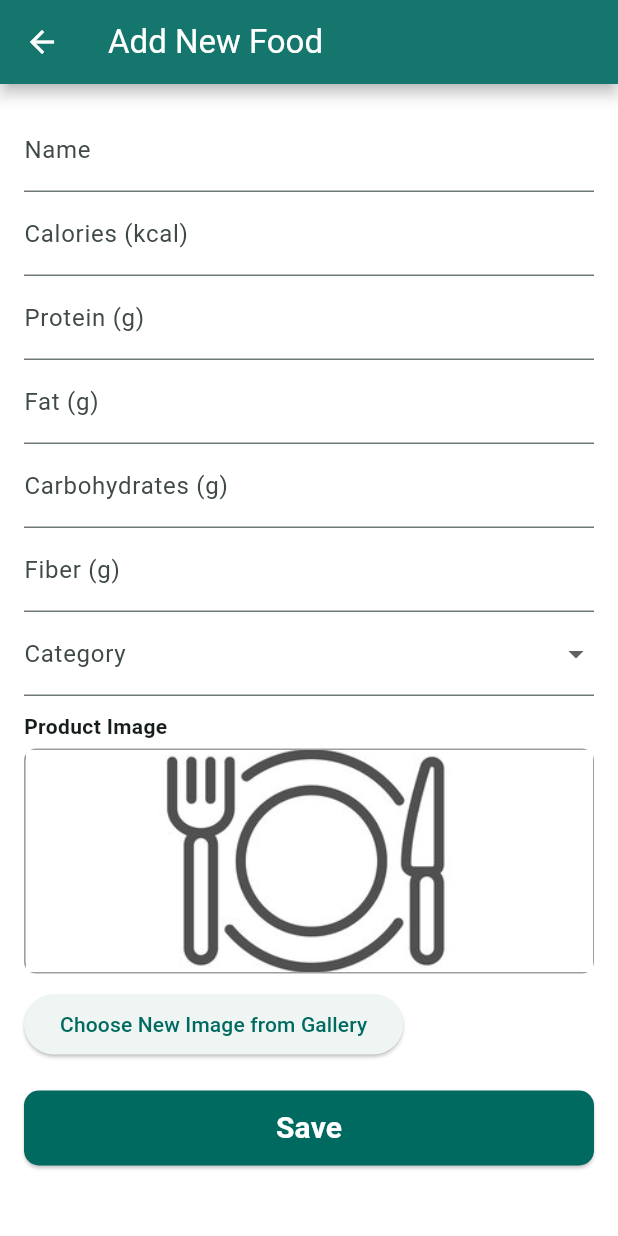
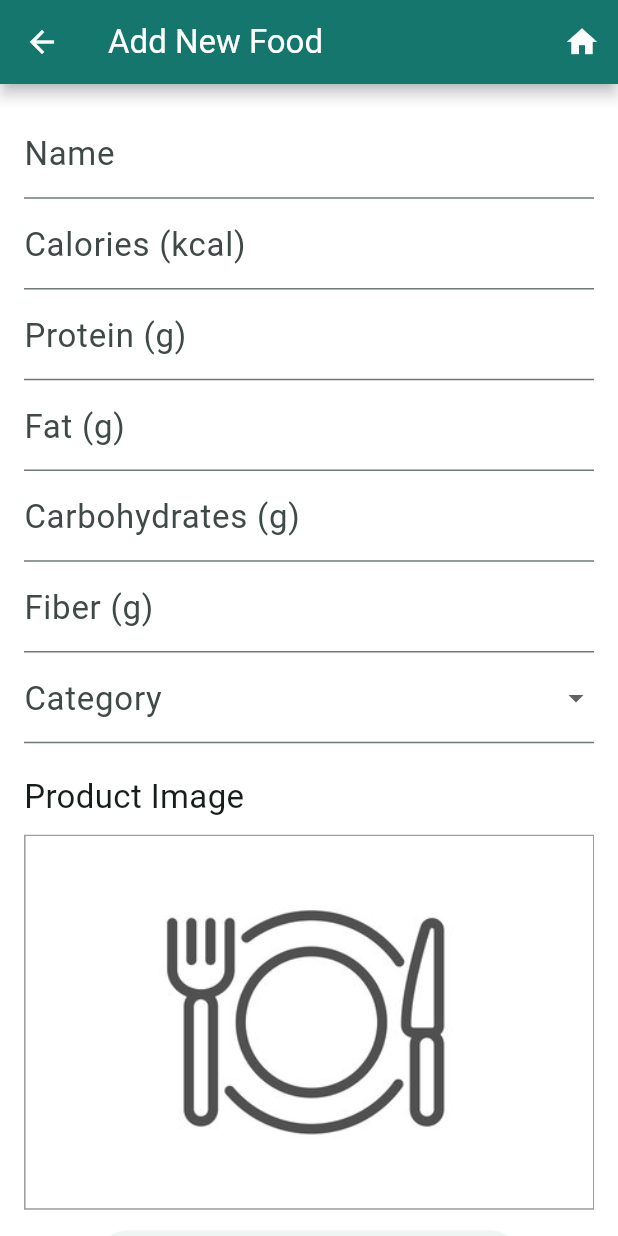
Before and after one commit to LamSut/Nutrition-Tracker-Recipes, a Flutter app: the FoodEditScreen screen opened by its route, on a phone screen of 412 x 824 dp. Run offline on Flutter 3.47's test engine with Material 3 defaults, Android fonts, the phone set to English and light mode, and no system bars; our stand-ins replace image_picker; accounts and stored records are empty; Roboto replaces fonts that are missing (Calibri); project files that could hold a hidden picture were left out.

Commit message:
remove add recipe for admin & add delete food func

```diff
--- a/lib/ui/foods/food_edit_screen.dart
+++ b/lib/ui/foods/food_edit_screen.dart
@@ -57,6 +57,14 @@ class _FoodEditScreenState extends State<FoodEditScreen> {
     return Scaffold(
       appBar: AppBar(
         title: Text(widget.food == null ? 'Add New Food' : 'Edit Food'),
+        actions: [
+          IconButton(
+            icon: const Icon(Icons.home),
+            onPressed: () {
+              Navigator.of(context).popUntil((route) => route.isFirst);
+            },
+          ),
+        ],
       ),
       body: SingleChildScrollView(
         child: Padding(
@@ -81,26 +89,33 @@ class _FoodEditScreenState extends State<FoodEditScreen> {
                 _buildTextField('Fiber (g)', _fiberController, 'Enter fiber',
                     isNumeric: true),
                 _buildDropdownField(),
-                const SizedBox(height: 10),
+                const SizedBox(height: 20),
                 _buildImagePicker(),
                 const SizedBox(height: 10),
-                ElevatedButton(
+                Center(
+                  child: ElevatedButton(
                     onPressed: _pickImage,
-                  child: const Text('Choose New Image from Gallery'),
+                    child: const Text(
+                      'Choose New Image from Gallery',
+                      style: TextStyle(fontSize: 16),
+                    ),
+                  ),
                 ),
                 const SizedBox(height: 20),
-                SizedBox(
-                  width: double.infinity,
+                Row(
+                  children: [
+                    Expanded(
                       child: ElevatedButton(
                         onPressed: _submitForm,
                         style: ElevatedButton.styleFrom(
-                      backgroundColor: Theme.of(context).colorScheme.primary,
+                          backgroundColor:
+                              Theme.of(context).colorScheme.secondary,
                           shape: RoundedRectangleBorder(
                               borderRadius: BorderRadius.circular(10)),
                           minimumSize: const Size(double.infinity, 50),
                         ),
                         child: const Text(
-                      'Save',
+                          'Update',
                           style: TextStyle(
                               color: Colors.white,
                               fontWeight: FontWeight.bold,
@@ -108,6 +123,31 @@ class _FoodEditScreenState extends State<FoodEditScreen> {
                         ),
                       ),
                     ),
+                    if (widget.food != null) ...[
+                      const SizedBox(width: 10),
+                      Expanded(
+                        child: ElevatedButton(
+                          onPressed: _confirmDelete,
+                          style: ElevatedButton.styleFrom(
+                            backgroundColor:
+                                const Color.fromARGB(255, 180, 10, 0),
+                            shape: RoundedRectangleBorder(
+                                borderRadius: BorderRadius.circular(10)),
+                            minimumSize: const Size(double.infinity, 50),
+                          ),
+                          child: const Text(
+                            'Delete',
+                            style: TextStyle(
+                                color: Colors.white,
+                                fontWeight: FontWeight.bold,
+                                fontSize: 20),
+                          ),
+                        ),
+                      ),
+                    ]
+                  ],
+                ),
+                SizedBox(height: 60),
               ],
             ),
           ),
@@ -122,7 +162,10 @@ class _FoodEditScreenState extends State<FoodEditScreen> {
     return TextFormField(
       controller: controller,
       keyboardType: isNumeric ? TextInputType.number : TextInputType.text,
-      decoration: InputDecoration(labelText: label, hintText: placeholder),
+      decoration: InputDecoration(
+          labelText: label,
+          labelStyle: const TextStyle(fontSize: 22),
+          hintText: placeholder),
       validator: (value) {
         if (value == null || value.trim().isEmpty) {
           return 'Please enter $label';
@@ -138,8 +181,9 @@ class _FoodEditScreenState extends State<FoodEditScreen> {
   Widget _buildDropdownField() {
     return DropdownButtonFormField<String>(
       value: _selectedCategory,
-      decoration: const InputDecoration(labelText: 'Category'),
-      items: ['Fruits', 'Vegetables', 'Proteins', 'Grains', 'Dairy']
+      decoration: const InputDecoration(
+          labelText: 'Category', labelStyle: TextStyle(fontSize: 22)),
+      items: ['Proteins', 'Grains', 'Vegetables', 'Fruits', 'Dairy']
           .map((e) => DropdownMenuItem(value: e, child: Text(e)))
           .toList(),
       onChanged: (val) => setState(() => _selectedCategory = val),
@@ -151,21 +195,25 @@ class _FoodEditScreenState extends State<FoodEditScreen> {
     return Column(
       crossAxisAlignment: CrossAxisAlignment.start,
       children: [
-        const Text('Product Image',
-            style: TextStyle(fontWeight: FontWeight.w600)),
-        const SizedBox(height: 5),
+        const Text('Product Image', style: TextStyle(fontSize: 22)),
+        const SizedBox(height: 10),
         Container(
           width: double.infinity,
-          height: 150,
+          height: 250,
           decoration: BoxDecoration(
             color: Colors.grey[200],
-            borderRadius: BorderRadius.circular(8),
             border: Border.all(color: Colors.grey),
           ),
           child: _image != null
-              ? Image.file(_image!, fit: BoxFit.cover)
+              ? Image.asset(widget.food!.imageUrl, fit: BoxFit.cover)
               : widget.food != null
-                  ? Image.asset(widget.food!.imageUrl, fit: BoxFit.cover)
+                  ? Image.asset(
+                      widget.food!.imageUrl,
+                      fit: BoxFit.cover,
+                      errorBuilder: (context, error, stackTrace) {
+                        return const Center(child: Text('Image not found'));
+                      },
+                    )
                   : Image.asset('assets/foods/default.jpg', fit: BoxFit.cover),
         ),
       ],
@@ -174,26 +222,38 @@ class _FoodEditScreenState extends State<FoodEditScreen> {
 
   void _submitForm() {
     if (_formKey.currentState!.validate()) {
-      final newFood = Food(
-        id: widget.food?.id ?? 'f${DateTime.now().toIso8601String()}',
+      final foodsManager = Provider.of<FoodsManager>(context, listen: false);
+      foodsManager.updateFood(widget.food!.copyWith(
         name: _nameController.text,
-        type: _selectedCategory!,
-        calories: double.parse(_caloriesController.text),
-        protein: double.parse(_proteinController.text),
-        fat: double.parse(_fatController.text),
-        carbohydrates: double.parse(_carbohydratesController.text),
-        fiber: double.parse(_fiberController.text),
-        imageUrl: _image != null
-            ? 'assets/foods/${p.basename(_image!.path)}'
-            : widget.food?.imageUrl ?? 'assets/foods/default.jpg',
-      );
-      final foodsManager = Provider.of<FoodsManager>(context, listen: false);
-      if (widget.food == null) {
-        foodsManager.addFood(newFood);
-      } else {
-        foodsManager.updateFood(newFood);
-      }
+        type: _selectedCategory,
+      ));
       Navigator.of(context).pop();
     }
   }
+
+  void _confirmDelete() {
+    showDialog(
+      context: context,
+      builder: (ctx) => AlertDialog(
+        title: const Text('Confirm Deletion'),
+        content: const Text('Are you sure you want to delete this food item?',
+            style: TextStyle(fontSize: 20)),
+        actions: [
+          TextButton(
+            onPressed: () {
+              Provider.of<FoodsManager>(context, listen: false)
+                  .removeFood(widget.food!.id!);
+              Navigator.of(context).pop();
+              Navigator.of(context).pop();
+            },
+            child: const Text('Delete',
+                style: TextStyle(color: Colors.red, fontSize: 22)),
+          ),
+          TextButton(
+              onPressed: () => Navigator.of(ctx).pop(),
+              child: const Text('Cancel', style: TextStyle(fontSize: 22))),
+        ],
+      ),
+    );
   }
+}
--- a/lib/ui/foods/foods_manager.dart
+++ b/lib/ui/foods/foods_manager.dart
@@ -142,4 +142,9 @@ class FoodsManager with ChangeNotifier {
       notifyListeners();
     }
   }
+
+  void removeFood(String id) {
+    _items.removeWhere((food) => food.id == id);
+    notifyListeners();
+  }
 }
--- a/lib/ui/user/user_profile_screen.dart
+++ b/lib/ui/user/user_profile_screen.dart
@@ -63,7 +63,7 @@ class UserScreen extends StatelessWidget {
           Text(
             label,
             style: const TextStyle(
-                fontSize: 16, fontWeight: FontWeight.bold, color: Colors.grey),
+                fontSize: 17, fontWeight: FontWeight.bold, color: Colors.grey),
           ),
           const SizedBox(height: 5),
           Container(
--- a/lib/ui/user/user_update_information_screen.dart
+++ b/lib/ui/user/user_update_information_screen.dart
@@ -134,7 +134,7 @@ class _UserUpdateInformationScreenState extends State<UserUpdateInformationScree
                 child: Column(
                   children: [
                     _buildTextField('Name', _nameController),
-                    _buildTextField('Email Address', _emailController, readOnly: true),
+                    _buildTextField('Email Address', _emailController, readOnly: false),
                     _buildDateField('Date of Birth', _birthdayController),
                     _buildDropdownField('Gender', _selectedGender, ['Male', 'Female']),
                   ],
```
Also changed, not shown: lib/ui/foods/food_detail_screen.dart (+60 -43 lines). Lines whose indentation alone changed are shown as unchanged.
